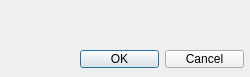
Fettser/modeling_sistem, file settingsdialog.ui: the form before one commit.
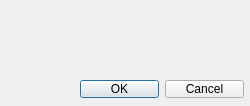
The form after the commit.

What changed in the file:
```diff
--- a/settingsdialog.ui
+++ b/settingsdialog.ui
@@ -7,7 +7,7 @@
     <x>0</x>
     <y>0</y>
     <width>250</width>
-    <height>77</height>
+    <height>106</height>
    </rect>
   </property>
   <property name="windowTitle">
@@ -19,7 +19,7 @@
      <x>10</x>
      <y>10</y>
      <width>231</width>
-     <height>31</height>
+     <height>61</height>
     </rect>
    </property>
    <layout class="QVBoxLayout" name="verticalLayout"/>
@@ -28,7 +28,7 @@
    <property name="geometry">
     <rect>
      <x>80</x>
-     <y>50</y>
+     <y>80</y>
      <width>164</width>
      <height>18</height>
     </rect>
```
